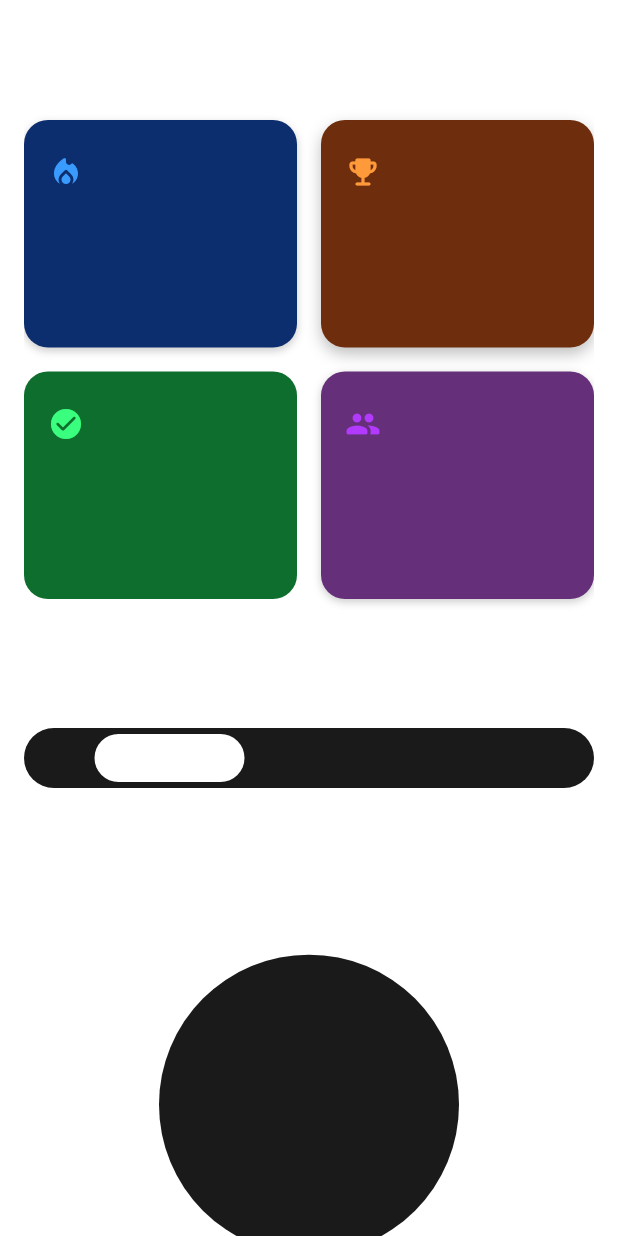
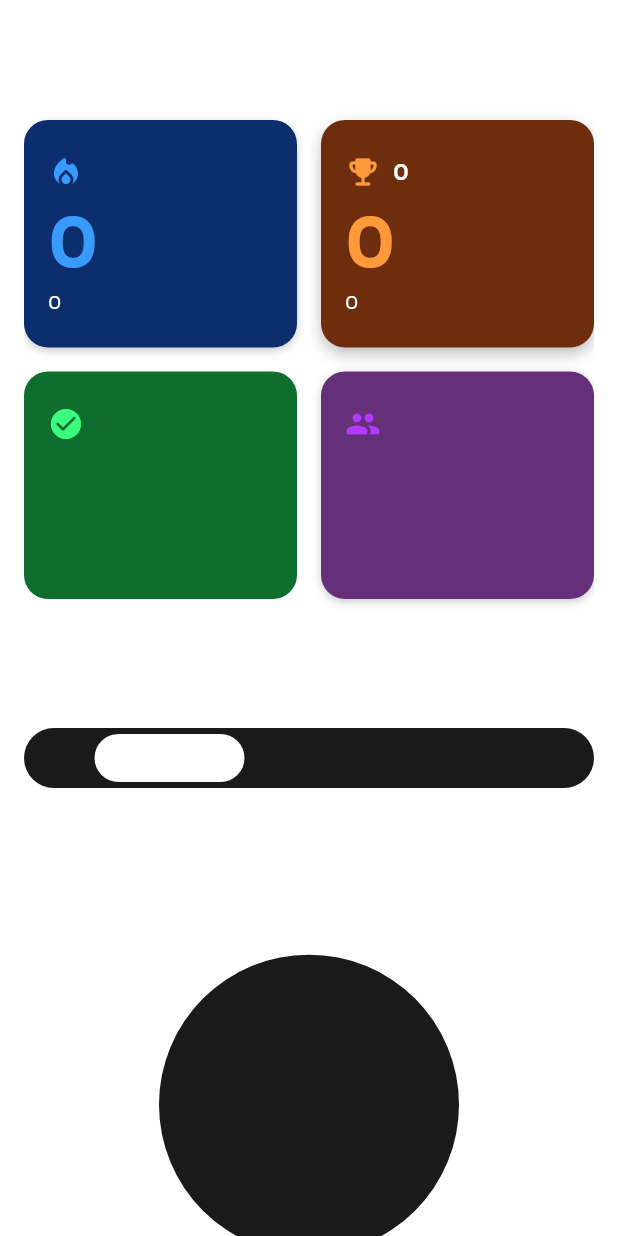
Before and after one commit to MagicHD/Prabit_release, a Flutter app: the screen it shows after launch, item 2 of the bottom bar chosen, after a tap on the "bar chart" icon, on a phone screen of 412 x 824 dp. Run offline on Flutter 3.47's test engine with Material 3 defaults, Android fonts, the phone set to English and light mode, and no system bars; our stand-ins replace auto_size_text, cloud_firestore, firebase_auth, firebase_core, font_awesome_flutter, from_css_color and 5 more; missing offline and left inert: json_path; accounts and stored records are empty; statements that could not run were skipped.

Commit message:
- habit stats screen first few implementations

```diff
--- a/lib/habit/statistics_screen/statistics_screen_model.dart
+++ b/lib/habit/statistics_screen/statistics_screen_model.dart
@@ -1,3 +1,6 @@
+import 'package:cloud_firestore/cloud_firestore.dart';
+import 'package:firebase_auth/firebase_auth.dart';
+
 import '/flutter_flow/flutter_flow_icon_button.dart';
 import '/flutter_flow/flutter_flow_theme.dart';
 import '/flutter_flow/flutter_flow_util.dart';
@@ -10,6 +13,26 @@ import 'package:google_fonts/google_fonts.dart';
 import 'package:provider/provider.dart';
 
 class StatisticsScreenModel extends FlutterFlowModel<StatisticsScreenWidget> {
+
+
+  final FirebaseAuth _auth = FirebaseAuth.instance; // [cite: 3]
+  final FirebaseFirestore _firestore = FirebaseFirestore.instance; // [cite: 3]
+
+  // Variables to hold fetched data
+  Map<String, int> categoryData = {}; // [cite: 3]
+  int totalPostsAmount = 0; // [cite: 3] - Represents Total Check-ins
+  int currentStreak = 0; // [cite: 3, 5]
+  int highestStreak = 0; // [cite: 3, 5]
+  // Note: 'Group Check-ins' needs separate fetching logic if required [cite: 2]
+  int groupCheckIns = 0; // Placeholder for Group Check-ins
+
+  bool isLoading = true; // [cite: 3, 4] To track loading state
+  String selectedTimePeriod = 'This Week';
+
+
+
+
+
   @override
   void initState(BuildContext context) {}
 
--- a/lib/habit/statistics_screen/statistics_screen_widget.dart
+++ b/lib/habit/statistics_screen/statistics_screen_widget.dart
@@ -73,6 +73,7 @@ class _StatisticsScreenWidgetState extends State<StatisticsScreenWidget> {
   void initState() {
     super.initState();
     _model = createModel(context, () => StatisticsScreenModel());
+    _fetchStats();
   }
 
   @override
@@ -80,6 +81,70 @@ class _StatisticsScreenWidgetState extends State<StatisticsScreenWidget> {
     _model.dispose();
 
     super.dispose();
+  }
+
+
+  // Add this function inside _StatisticsScreenWidgetState
+  Future<void> _fetchStats() async {
+    _model.isLoading = true; // Use model's variable
+    setState(() {}); // Trigger UI update for loading indicator
+
+    try {
+      final user = _model._auth.currentUser; // [cite: 3] Access via model
+      if (user == null) throw Exception('User not authenticated.'); // [cite: 3, 7]
+
+      final userDoc = await _model._firestore.collection('users').doc(user.uid).get(); // [cite: 3, 8] Access via model
+
+      if (userDoc.exists) { // [cite: 3, 9]
+        final userData = userDoc.data()!; // [cite: 3, 9]
+
+        // Use setState to update model variables and trigger UI rebuild
+        setState(() {
+          _model.totalPostsAmount = (userData['total_posts_amount'] as int?) ?? 0; // [cite: 3, 9, 10]
+          _model.currentStreak = (userData['streak'] as int?) ?? 0; // [cite: 3, 10, 11]
+          _model.highestStreak = (userData['highestStreak'] as int?) ?? 0; // [cite: 3, 11]
+
+          // --- TODO: Fetch Group Check-ins ---
+          // Example: _model.groupCheckIns = (userData['group_checkins'] as int?) ?? 0;
+          // Adjust 'group_checkins' to your actual field name
+
+          // Fetch categories - Modify query based on _model.selectedTimePeriod if needed
+          // This example fetches all categories, filtering needs to be added [cite: 3, 12]
+        });
+
+        // Fetch category shares asynchronously after setting initial stats
+        final categorySharesCollection = _model._firestore // [cite: 3, 12] Access via model
+            .collection('users')
+            .doc(user.uid)
+            .collection('categoryShares');
+
+        // --- TODO: Add date filtering based on _model.selectedTimePeriod here ---
+        // Example: .where('timestamp', isGreaterThanOrEqualTo: startDate, isLessThan: endDate)
+
+        final querySnapshot = await categorySharesCollection.get(); // [cite: 3, 12]
+        final categories = querySnapshot.docs; // [cite: 3, 12]
+
+        final fetchedCategoryData = { // [cite: 3, 13]
+          for (var doc in categories)
+            doc.id: (doc.data()['count'] as int?) ?? 0, // [cite: 3, 13]
+        };
+
+        // Update category data and loading state
+        setState(() {
+          _model.categoryData = fetchedCategoryData; // [cite: 3, 13]
+          // If using fl_chart: _model.pieChartSections = _generatePieChartSections();
+          _model.isLoading = false; // [cite: 3, 17, 18]
+        });
+
+
+      } else { // [cite: 3, 15]
+        print('DEBUG: User document does not exist.'); // [cite: 3, 15]
+        setState(() => _model.isLoading = false); // [cite: 3, 18]
+      }
+    } catch (e) { // [cite: 3, 17]
+      print('DEBUG: Error fetching stats: $e'); // [cite: 3, 17]
+      setState(() => _model.isLoading = false); // [cite: 3, 17, 18]
+    }
   }
 
   @override
@@ -100,7 +165,9 @@ class _StatisticsScreenWidgetState extends State<StatisticsScreenWidget> {
             ),
             child: Padding(
               padding: EdgeInsetsDirectional.fromSTEB(16.0, 0.0, 16.0, 0.0),
-              child: SingleChildScrollView(
+              child: _model.isLoading
+                  ? Center(child: CircularProgressIndicator()) // [cite: 3]
+                  : SingleChildScrollView(
                 child: Column(
                   mainAxisSize: MainAxisSize.max,
                   children: [
@@ -240,9 +307,7 @@ class _StatisticsScreenWidgetState extends State<StatisticsScreenWidget> {
                                     padding: EdgeInsetsDirectional.fromSTEB(
                                         0.0, 8.0, 0.0, 0.0),
                                     child: Text(
-                                      FFLocalizations.of(context).getText(
-                                        'ezjaph7o' /* 8 */,
-                                      ),
+                                      _model.currentStreak.toString(),
                                       style: FlutterFlowTheme.of(context)
                                           .displayMedium
                                           .override(
@@ -263,9 +328,7 @@ class _StatisticsScreenWidgetState extends State<StatisticsScreenWidget> {
                                     padding: EdgeInsetsDirectional.fromSTEB(
                                         0.0, 4.0, 0.0, 0.0),
                                     child: Text(
-                                      FFLocalizations.of(context).getText(
-                                        'it1vq0r1' /* days in a row */,
-                                      ),
+                                      _model.currentStreak.toString(),
                                       style: FlutterFlowTheme.of(context)
                                           .labelSmall
                                           .override(
@@ -321,9 +384,7 @@ class _StatisticsScreenWidgetState extends State<StatisticsScreenWidget> {
                                         padding: EdgeInsetsDirectional.fromSTEB(
                                             8.0, 0.0, 8.0, 0.0),
                                         child: Text(
-                                          FFLocalizations.of(context).getText(
-                                            'hplt8wwc' /* Longest Streak */,
-                                          ),
+                                          _model.highestStreak.toString(),
                                           style: FlutterFlowTheme.of(context)
                                               .labelMedium
                                               .override(
@@ -350,9 +411,7 @@ class _StatisticsScreenWidgetState extends State<StatisticsScreenWidget> {
                                     padding: EdgeInsetsDirectional.fromSTEB(
                                         0.0, 8.0, 0.0, 0.0),
                                     child: Text(
-                                      FFLocalizations.of(context).getText(
-                                        '43zpqv1x' /* 23 */,
-                                      ),
+                                      _model.totalPostsAmount.toString(),
                                       style: FlutterFlowTheme.of(context)
                                           .displayMedium
                                           .override(
@@ -373,9 +432,7 @@ class _StatisticsScreenWidgetState extends State<StatisticsScreenWidget> {
                                     padding: EdgeInsetsDirectional.fromSTEB(
                                         0.0, 4.0, 0.0, 0.0),
                                     child: Text(
-                                      FFLocalizations.of(context).getText(
-                                        'titegc7k' /* days in a row */,
-                                      ),
+                                      _model.groupCheckIns.toString(),
                                       style: FlutterFlowTheme.of(context)
                                           .labelSmall
                                           .override(
```
